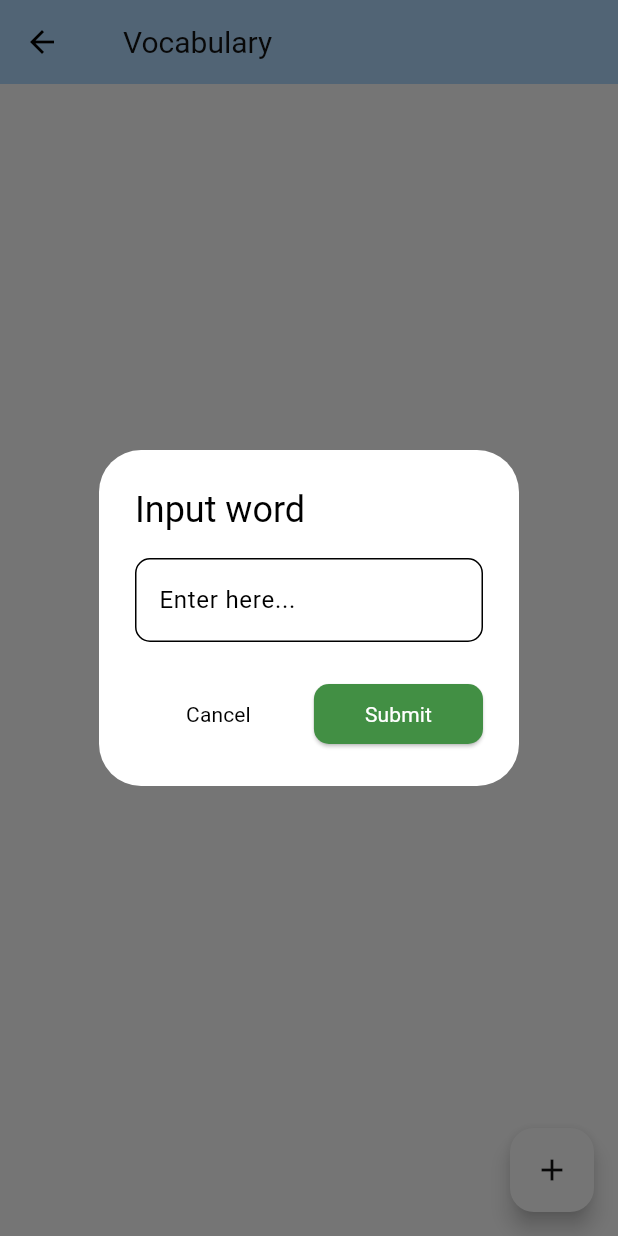
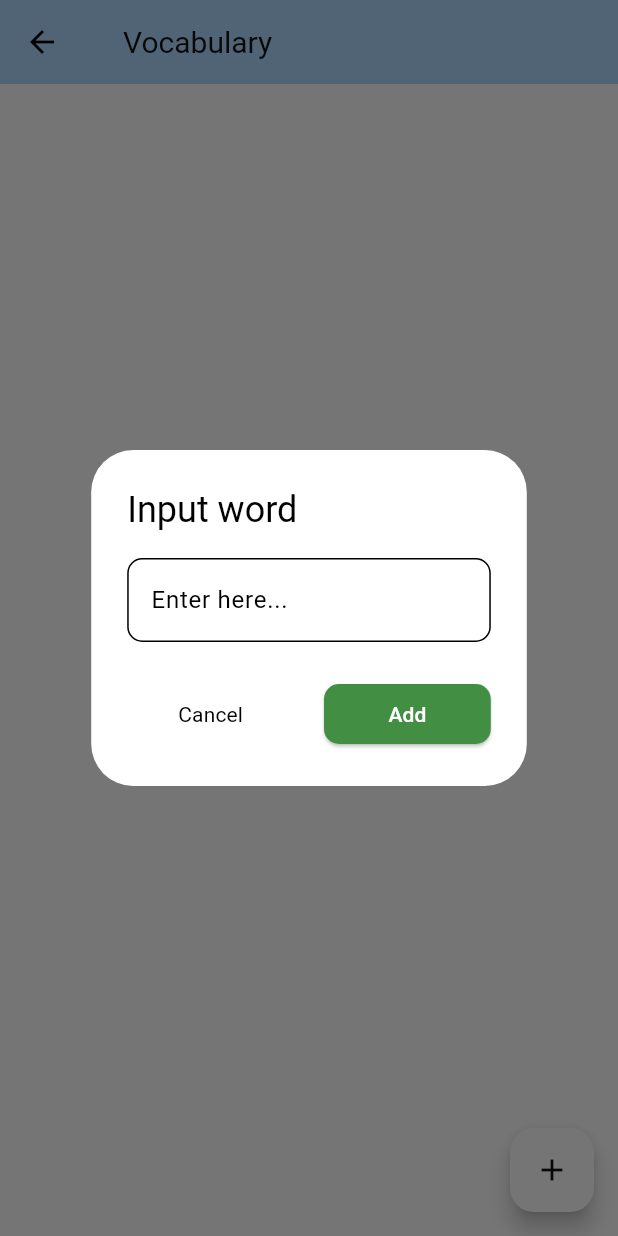
Before and after one commit to DatskoDavid/study_english_app, a Flutter app: the VocabularyScreen screen opened directly, after a tap on the "add" icon, on a phone screen of 412 x 824 dp. Run offline on Flutter 3.47's test engine with Material 2 defaults, Android fonts, the light colour scheme and no system bars; our stand-ins replace cloud_firestore, equatable, firebase_auth, firebase_core, percent_indicator; accounts and stored records are empty.

Commit message:
big refactor

```diff
--- a/lib/data/auth_controller.dart
+++ b/lib/data/auth_controller.dart
@@ -2,6 +2,8 @@ import 'package:firebase_auth/firebase_auth.dart';
 import 'package:flutter/foundation.dart';
 
 class AuthController {
+  static final user = FirebaseAuth.instance.currentUser;
+
   get userName {
     final user = FirebaseAuth.instance.currentUser;
     return user!.displayName ?? user.email;
--- a/lib/data/data_handler.dart
+++ b/lib/data/data_handler.dart
@@ -1,3 +1,4 @@
+import 'package:firebase_auth/firebase_auth.dart';
 import 'package:real_diploma/data/mappers/word_mapper.dart';
 
 import 'datasources/firestore_database.dart';
@@ -6,9 +7,9 @@ import 'datasources/word_datasource.dart';
 class DataHandler {
   static void addWordWorkflow(String eneteredWord) async {
     final response = await WordsDatsource.getWord(eneteredWord);
-    print(response);
 
-    final word = WordMapper.fromApi(response);
+    var word = WordMapper.fromApi(response);
+    word = word.copyWith(authorId: FirebaseAuth.instance.currentUser!.uid);
 
     final wordJson = word.toFirestore();
 
--- a/lib/domain/models/word.dart
+++ b/lib/domain/models/word.dart
@@ -5,17 +5,18 @@ import 'meaning.dart';
 
 class Word extends Equatable {
   final String? id;
+  final String? authorId;
   final String word;
   final String phonetic;
   final List<Meaning> meanings;
 
   const Word({
     this.id,
+    this.authorId,
     required this.word,
     required this.phonetic,
     required this.meanings,
   });
-
 
 /* factory Word.fromDTO(WordApi wordApi) {
     final allMeanings = wordApi.results;
@@ -31,9 +32,7 @@ class Word extends Equatable {
         meanings: formattedMeaningList);
   } */
 
-
   factory Word.fromFirestore(
-
     DocumentSnapshot<Object?> snapshot,
     //SnapshotOptions? options,
   ) {
@@ -44,12 +43,12 @@ class Word extends Equatable {
     // print('allMeanings type: ${allMeanings.runtimeType}');
     // print('allMeanings: $allMeanings');
 
-
     final formattedMeaningList =
         allMeanings.map((item) => Meaning.fromFirestore(item)).toList();
 
     return Word(
       id: snapshot.id,
+      authorId: data['authorId'],
       word: data['word'],
       phonetic: data['phonetic'],
       meanings: formattedMeaningList,
@@ -64,6 +63,7 @@ class Word extends Equatable {
     print(formattedMeaningList);
 
     return {
+      'authorId': authorId,
       'word': word,
       'phonetic': phonetic,
       'meanings': formattedMeaningList,
@@ -72,12 +72,14 @@ class Word extends Equatable {
 
   Word copyWith({
     String? id,
+    String? authorId,
     String? word,
     String? phonetic,
     List<Meaning>? meanings,
   }) {
     return Word(
       id: id ?? this.id,
+      authorId: authorId ?? this.authorId,
       word: word ?? this.word,
       phonetic: phonetic ?? this.phonetic,
       meanings: meanings ?? this.meanings,
--- a/lib/main.dart
+++ b/lib/main.dart
@@ -1,23 +1,24 @@
 import 'package:flutter/material.dart';
 
 import 'package:firebase_core/firebase_core.dart';
-import 'package:real_diploma/data/datasources/firestore_database.dart';
-import 'package:real_diploma/presentation/screens/article_screen.dart';
-import 'package:real_diploma/presentation/screens/auth/registration_screen.dart';
-import 'package:real_diploma/presentation/screens/bottom_nav_bar_controller.dart';
-import 'package:real_diploma/presentation/screens/training_mode/input_word_screen.dart';
-import 'package:real_diploma/presentation/screens/training_mode/quiz_screen.dart';
-import 'package:real_diploma/presentation/screens/training_mode/result_screen.dart';
-import 'package:real_diploma/presentation/screens/training_mode/training_home.dart';
-import 'package:real_diploma/presentation/screens/vocabulary_screen.dart';
 
 import 'domain/models/article.dart';
+import 'domain/models/meaning.dart';
 import 'domain/models/training_info.dart';
 import 'domain/models/word.dart';
 import 'firebase_options.dart';
 import 'constants/colors.dart';
+
+import 'presentation/screens/article_screen.dart';
+import 'presentation/screens/auth/registration_screen.dart';
+import 'presentation/screens/bottom_nav_bar_controller.dart';
+import 'presentation/screens/training_mode/quiz/quiz_training.dart';
+import 'presentation/screens/training_mode/simple/about_word_screen.dart';
+import 'presentation/screens/training_mode/training_home.dart';
 import 'presentation/screens/auth/auth_handler_screen.dart';
-import 'presentation/screens/training_mode/about_word_screen.dart';
+import 'presentation/screens/training_mode/simple/input_word_screen.dart';
+import 'presentation/screens/training_mode/simple/quiz_screen.dart';
+import 'presentation/screens/training_mode/simple/result_screen.dart';
 
 void main() async {
   WidgetsFlutterBinding.ensureInitialized();
@@ -44,14 +45,13 @@ class MyApp extends StatelessWidget {
       ),
       debugShowCheckedModeBanner: false,
       home: const AuthHandlerScreen(),
-      // home: const TrainingHome(),
+      // home: QuizTraining(word: testWords[0]),
       onGenerateRoute: (settings) {
         if (settings.name == BottomNavBarController.routeName) {
           return MaterialPageRoute(
             builder: (context) => const BottomNavBarController(),
           );
-        }
-        else if (settings.name == RegistrationScreen.routeName) {
+        } else if (settings.name == RegistrationScreen.routeName) {
           return MaterialPageRoute(
             builder: (context) => RegistrationScreen(),
           );
@@ -97,25 +97,16 @@ class MyApp extends StatelessWidget {
   }
 }
 
-// final testWord = Word(
-//   word: 'book',
-//   phonetic: '[buk]',
-//   meanings: [
-//     Meaning(
-//       partOf: 'noun',
-//       meaning: 'physical objects cosisting of a number of page bound together',
-//     ),
-//     Meaning(
-//       partOf: 'verb',
-//       meaning: 'a record in which commercial accounts are recorded',
-//     ),
-//     Meaning(
-//       partOf: 'noun',
-//       meaning: 'physical objects cosisting of a number of page bound together',
-//     ),
-//     Meaning(
-//       partOf: 'noun',
-//       meaning: 'physical objects cosisting of a number of page bound together',
-//     ),
-//   ],
-// );
+final testWords = [
+  const Word(
+    word: 'book',
+    phonetic: '[buk]',
+    meanings: [
+      Meaning(
+        partOf: 'noun',
+        meaning:
+            'physical objects cosisting of a number of page bound together',
+      ),
+    ],
+  ),
+];
--- a/lib/presentation/screens/training_mode/training_home.dart
+++ b/lib/presentation/screens/training_mode/training_home.dart
@@ -17,7 +17,7 @@ class TrainingHome extends StatelessWidget {
         body: SingleChildScrollView(
           child: Padding(
             padding: const EdgeInsets.only(
-              top: 60,
+              top: 30,
               right: 20,
               bottom: 50,
               left: 20,
--- a/lib/presentation/screens/vocabulary_screen.dart
+++ b/lib/presentation/screens/vocabulary_screen.dart
@@ -1,17 +1,17 @@
 import 'package:cloud_firestore/cloud_firestore.dart';
 
 import 'package:flutter/material.dart';
+import 'package:real_diploma/data/auth_controller.dart';
+import 'package:real_diploma/presentation/widgets/vocabulary/delete_word_dialog.dart';
 
 import '../../constants/colors.dart';
 import '../../constants/text_styles.dart';
 import '../../domain/models/word.dart';
 import '../widgets/vocabulary/add_word_dialog.dart';
 import '../widgets/vocabulary/word_card.dart';
-import 'training_mode/about_word_screen.dart';
+import 'training_mode/simple/about_word_screen.dart';
 
 class VocabularyScreen extends StatelessWidget {
-  VocabularyScreen({Key? key}) : super(key: key);
-
   final _wordsCollection = FirebaseFirestore.instance.collection('words');
 
   void goToAboutWordScreen(BuildContext context, Word word) =>
@@ -20,6 +20,8 @@ class VocabularyScreen extends StatelessWidget {
         AboutWordScreen.routeName,
         arguments: word,
       );
+
+  List<Word> allWords = <Word>[];
 
   @override
   Widget build(BuildContext context) {
@@ -38,9 +40,19 @@ class VocabularyScreen extends StatelessWidget {
       body: Padding(
         padding: const EdgeInsets.all(10),
         child: StreamBuilder(
-          stream: _wordsCollection.snapshots(),
+          stream: _wordsCollection
+              .where(
+                "authorId",
+                isEqualTo: AuthController.user!.uid,
+              )
+              .snapshots(),
           builder: (context, snapshot) {
             if (snapshot.hasData) {
+              allWords = snapshot.data!.docs
+                  .map(
+                    (doc) => Word.fromFirestore(doc),
+                  )
+                  .toList();
               return ListView.builder(
                 itemCount: snapshot.data!.docs.length,
                 itemBuilder: (context, index) {
@@ -48,7 +60,7 @@ class VocabularyScreen extends StatelessWidget {
                   return WordCard(
                     word: word,
                     buttonHandler: () => goToAboutWordScreen(context, word),
-                    // buttonHandler: (){},
+                    deleteWord: () => showDeleteDialog(context, word.id!),
                   );
                 },
               );
@@ -79,4 +91,14 @@ class VocabularyScreen extends StatelessWidget {
       },
     );
   }
+
+  Future showDeleteDialog(BuildContext context, String wordId) async {
+    return showDialog(
+      context: context,
+      // barrierDismissible: false,
+      builder: (context) {
+        return DeleteWordDialog(wordId: wordId);
+      },
+    );
+  }
 }
--- a/lib/presentation/widgets/training/quiz_variant.dart
+++ b/lib/presentation/widgets/training/quiz_variant.dart
@@ -9,7 +9,6 @@ class QuizVariant extends StatefulWidget {
   bool showCorrectAnswer;
 
   QuizVariant({
-    super.key,
     required this.variant,
     required this.isCorrect,
     required this.onTapHandler,
--- a/lib/presentation/widgets/training/word_info_main_card.dart
+++ b/lib/presentation/widgets/training/word_info_main_card.dart
@@ -40,7 +40,10 @@ class WordInfoMainCard extends StatelessWidget {
                       // const Icon(Icons.volume_up_rounded),
                     ],
                   ),
-                  Text(word.phonetic, style: AppTextStyles.phoneticText),
+                  Text(
+                    '[${word.phonetic}]',
+                    style: AppTextStyles.phoneticText,
+                  ),
                   const SizedBox(
                     height: 8,
                   ),
--- a/lib/presentation/widgets/vocabulary/add_word_dialog.dart
+++ b/lib/presentation/widgets/vocabulary/add_word_dialog.dart
@@ -70,7 +70,8 @@ class _AddWordDialogState extends State<AddWordDialog> {
       actions: [
         Row(
           children: [
-            OutlinedButton(
+            Expanded(
+              child: OutlinedButton(
                 style: ButtonStyle(
                   shape: MaterialStateProperty.all(
                     RoundedRectangleBorder(
@@ -93,8 +94,10 @@ class _AddWordDialogState extends State<AddWordDialog> {
                   ),
                 ),
               ),
-            const Spacer(),
-            ElevatedButton(
+            ),
+            const SizedBox(width: 20),
+            Expanded(
+              child: ElevatedButton(
                 style: ButtonStyle(
                   backgroundColor: MaterialStateProperty.all<Color>(
                     const Color.fromARGB(255, 66, 143, 68),
@@ -116,11 +119,12 @@ class _AddWordDialogState extends State<AddWordDialog> {
                 child: const Padding(
                   padding: EdgeInsets.all(10.0),
                   child: Text(
-                  'Submit',
+                    'Add',
                     style: TextStyle(
                       fontSize: 14,
-                    fontWeight: FontWeight.w400,
+                      fontWeight: FontWeight.w500,
                       color: Colors.white,
+                    ),
                   ),
                 ),
               ),
```
Also changed, not shown: lib/data/datasources/firestore_database.dart (+10 -63 lines), lib/presentation/screens/training_mode/quiz/quiz_training.dart (added, +147 -0 lines), lib/presentation/screens/training_mode/simple/about_word_screen.dart (renamed from lib/presentation/screens/training_mode/about_word_screen.dart, +5 -5 lines), lib/presentation/screens/training_mode/simple/input_word_screen.dart (renamed from lib/presentation/screens/training_mode/input_word_screen.dart, +2 -5 lines), lib/presentation/screens/training_mode/simple/quiz_screen.dart (renamed from lib/presentation/screens/training_mode/quiz_screen.dart, +6 -5 lines), lib/presentation/screens/training_mode/simple/result_screen.dart (renamed from lib/presentation/screens/training_mode/result_screen.dart, +3 -6 lines), lib/presentation/widgets/vocabulary/delete_word_dialog.dart (added, +82 -0 lines), lib/presentation/widgets/vocabulary/word_card.dart (+5 -3 lines). Lines whose indentation alone changed are shown as unchanged.
